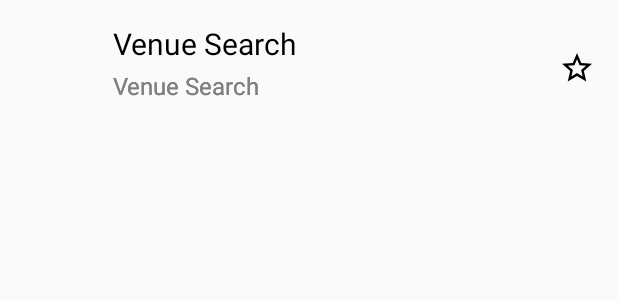
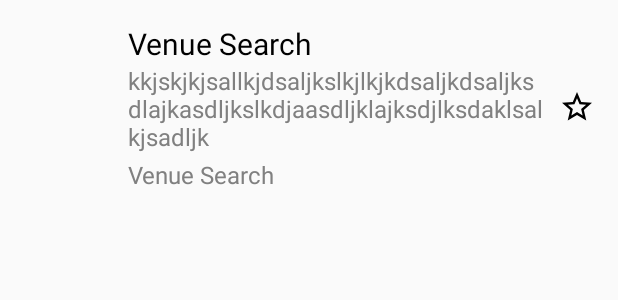
Before and after one commit to kellertr/home-away-coding-challenge, an Android app: the layout venue_row.xml on its own in the app's theme, with its tools: preview values and no code run, on a phone screen of 412 x 824 dp. Shown: the top 300 px of the screen. Run offline under Robolectric (Android 15) with nearby library versions, the phone set to English and light mode, and no system bars.

```diff
--- a/app/src/main/AndroidManifest.xml
+++ b/app/src/main/AndroidManifest.xml
@@ -27,6 +27,9 @@
         <meta-data
             android:name="com.google.android.geo.API_KEY"
             android:value="@string/maps_api_key" />
+
+        <!-- Workaround for bug in Google Play Services Library -->
+        <uses-library android:name="org.apache.http.legacy" android:required="false" />
     </application>
 
 </manifest>
--- a/app/src/main/java/homeway/com/challenge/di/ActivitiesModule.kt
+++ b/app/src/main/java/homeway/com/challenge/di/ActivitiesModule.kt
@@ -7,7 +7,9 @@ import homeway.com.challenge.fragment.VenueDetailFragment
 import homeway.com.challenge.fragment.VenueMapListFragment
 import homeway.com.challenge.fragment.VenueSearchFragment
 
-
+/**
+ * Activies Module will contain all Fragments and Activities that need to be injected
+ */
 @Suppress("unused")
 @Module
 abstract class ActivitiesModule {
--- a/app/src/main/java/homeway/com/challenge/di/AppInjector.kt
+++ b/app/src/main/java/homeway/com/challenge/di/AppInjector.kt
@@ -34,7 +34,7 @@ object AppInjector {
                     object : FragmentManager.FragmentLifecycleCallbacks() {
                         override fun onFragmentPreAttached(fm: FragmentManager, f: Fragment, context: Context) {
                             super.onFragmentPreAttached(fm, f, context)
-                                AndroidSupportInjection.inject(f)
+                            AndroidSupportInjection.inject(f)
                         }
                     }, true)
         }
--- a/app/src/main/java/homeway/com/challenge/di/ApplicationComponent.kt
+++ b/app/src/main/java/homeway/com/challenge/di/ApplicationComponent.kt
@@ -8,6 +8,9 @@ import javax.inject.Singleton
 import dagger.android.support.AndroidSupportInjectionModule
 import homeway.com.challenge.ChallengeApplication
 
+/**
+ * Dagger Component needed to build the Dagger Graph for required dependencies
+ */
 @Singleton
 @Component(modules = [
     AndroidSupportInjectionModule::class,
--- a/app/src/main/java/homeway/com/challenge/view/VenueViewHolder.kt
+++ b/app/src/main/java/homeway/com/challenge/view/VenueViewHolder.kt
@@ -47,7 +47,7 @@ class VenueViewHolder(itemView: View) : RecyclerView.ViewHolder(itemView) {
         venue.categoryIconUrl?.let { imageUrl ->
             categoryIconImageView.visibility = View.VISIBLE
             Picasso.get().load( imageUrl ).into(categoryIconImageView)
-        } ?: run { categoryIconImageView.visibility = View.GONE }
+        } ?: run { categoryIconImageView.setImageDrawable(null) }
 
         val favoriteVenueView = itemView.findViewById<ImageView>(R.id.venueFavorite)
 
--- a/app/src/main/res/layout/venue_row.xml
+++ b/app/src/main/res/layout/venue_row.xml
@@ -1,40 +1,40 @@
 <?xml version="1.0" encoding="utf-8"?>
-<androidx.constraintlayout.widget.ConstraintLayout xmlns:android="http://schemas.android.com/apk/res/android"
-    xmlns:app="http://schemas.android.com/apk/res-auto"
+<LinearLayout xmlns:android="http://schemas.android.com/apk/res/android"
     xmlns:tools="http://schemas.android.com/tools"
     android:layout_width="match_parent"
     android:layout_height="wrap_content"
-    android:padding="@dimen/venue_row_padding">
+    android:padding="@dimen/venue_row_padding"
+    android:orientation="horizontal">
 
     <ImageView
         android:id="@+id/venueImage"
         android:layout_width="@dimen/category_icon_size"
         android:layout_height="@dimen/category_icon_size"
+        android:scaleType="centerCrop"
+        android:tint="@color/black" />
+
+    <LinearLayout
+        android:layout_width="0dp"
+        android:layout_weight="1"
+        android:layout_height="wrap_content"
+        android:layout_marginStart="@dimen/venue_row_margin"
         android:layout_marginEnd="@dimen/venue_row_margin"
-        android:scaleType="centerCrop"
-        android:tint="@color/black"
-        app:layout_constraintBottom_toBottomOf="parent"
-        app:layout_constraintEnd_toStartOf="@+id/venueName"
-        app:layout_constraintStart_toStartOf="parent"
-        app:layout_constraintTop_toTopOf="parent" />
+        android:orientation="vertical">
 
         <TextView
             android:id="@+id/venueName"
             style="@style/HeadingText"
             android:layout_width="wrap_content"
             android:layout_height="wrap_content"
-        app:layout_constraintStart_toEndOf="@id/venueImage"
             tools:text="@string/search_hint" />
 
         <TextView
             android:id="@+id/venueCategory"
             style="@style/SubHeadingText"
-        android:layout_width="wrap_content"
+            android:layout_width="match_parent"
             android:layout_height="wrap_content"
-        android:layout_marginTop="@dimen/text_spacing_margin"
-        app:layout_constraintStart_toEndOf="@id/venueImage"
-        app:layout_constraintTop_toBottomOf="@id/venueName"
-        tools:text="@string/search_hint" />
+            android:gravity="start"
+            tools:text="kkjskjkjsallkjdsaljkslkjlkjkdsaljkdsaljksdlajkasdljkslkdjaasdljklajksdjlksdaklsalkjsadljk" />
 
         <TextView
             android:id="@+id/venueDistance"
@@ -42,17 +42,15 @@
             android:layout_width="wrap_content"
             android:layout_height="wrap_content"
             android:layout_marginTop="@dimen/text_spacing_margin"
-        app:layout_constraintStart_toEndOf="@id/venueImage"
-        app:layout_constraintTop_toBottomOf="@id/venueName"
             tools:text="@string/search_hint" />
+
+    </LinearLayout>
 
     <ImageView
         android:id="@+id/venueFavorite"
         android:layout_width="@dimen/favorite_icon_size"
         android:layout_height="@dimen/favorite_icon_size"
-        android:src="@drawable/empty_star"
-        app:layout_constraintBottom_toBottomOf="parent"
-        app:layout_constraintEnd_toEndOf="parent"
-        app:layout_constraintTop_toTopOf="parent" />
+        android:layout_gravity="center_vertical"
+        android:src="@drawable/empty_star"/>
 
-</androidx.constraintlayout.widget.ConstraintLayout>
+</LinearLayout>
```
Also changed, not shown: app/src/main/java/homeway/com/challenge/FragmentRunner.kt (added, +20 -0 lines), app/src/main/java/homeway/com/challenge/fragment/VenueMapListFragment.kt (+24 -13 lines), app/src/main/java/homeway/com/challenge/fragment/VenueSearchFragment.kt (+12 -10 lines). Lines whose indentation alone changed are shown as unchanged.
